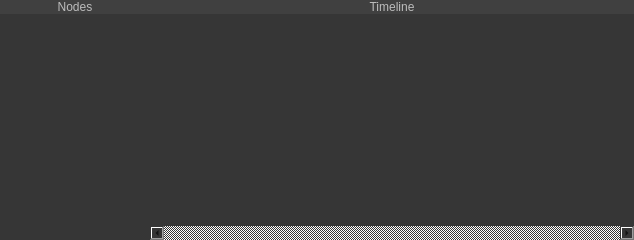
Qt form TopoBlenderLib/SchedulerWidget.ui (ialhashim/topo-blend) before a commit.
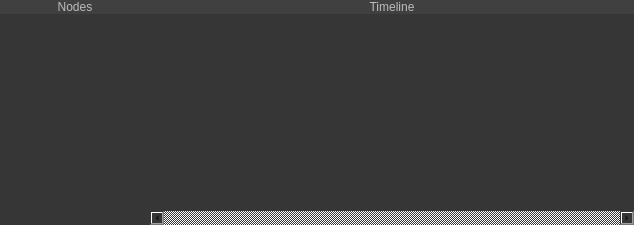
The same form after that commit. Icons and pictures are not drawn.

Commit message: [TopoBlender] grow + shrink done for both node types. Split works okay for curves, merge is not yet there.

The edit to the form file:
```diff
--- a/TopoBlenderLib/SchedulerWidget.ui
+++ b/TopoBlenderLib/SchedulerWidget.ui
@@ -7,13 +7,19 @@
     <x>0</x>
     <y>0</y>
     <width>634</width>
-    <height>240</height>
+    <height>225</height>
    </rect>
   </property>
+  <property name="sizePolicy">
+   <sizepolicy hsizetype="Expanding" vsizetype="Preferred">
+    <horstretch>0</horstretch>
+    <verstretch>0</verstretch>
+   </sizepolicy>
+  </property>
   <property name="minimumSize">
    <size>
     <width>0</width>
-    <height>240</height>
+    <height>225</height>
    </size>
   </property>
   <property name="windowTitle">
@@ -94,22 +100,6 @@
               </property>
              </widget>
             </item>
-            <item>
-             <spacer name="verticalSpacer">
-              <property name="orientation">
-               <enum>Qt::Vertical</enum>
-              </property>
-              <property name="sizeType">
-               <enum>QSizePolicy::Fixed</enum>
-              </property>
-              <property name="sizeHint" stdset="0">
-               <size>
-                <width>20</width>
-                <height>37</height>
-               </size>
-              </property>
-             </spacer>
-            </item>
            </layout>
           </widget>
          </item>
```
The commit also changes 32 other files.
